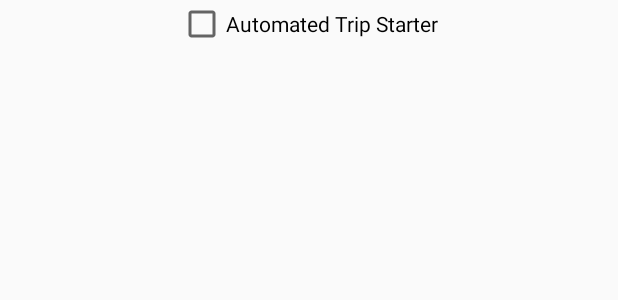
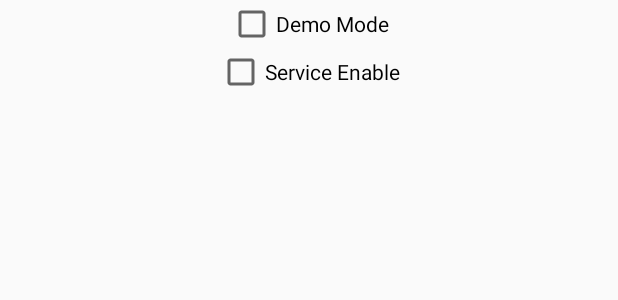
Before and after one commit to gw-sd-2016/EcoFriendly, an Android app: the layout settings_activity.xml on its own in the app's theme, with its tools: preview values and no code run, on a phone screen of 412 x 824 dp. Shown: the top 300 px of the screen. Run offline under Robolectric (Android 15) with nearby library versions, the phone set to English and light mode, and no system bars.

Commit message:
updating the settings UI
made the settings a linear layout

```diff
--- a/EcoFriendlySD/Week2/app/src/main/java/tunca/tom/ecofriendlyapp/Trip.java
+++ b/EcoFriendlySD/Week2/app/src/main/java/tunca/tom/ecofriendlyapp/Trip.java
@@ -17,6 +17,7 @@ public class Trip {
     public static ArrayList<Trip> getTrips() {
         ArrayList<Trip> trips = new ArrayList<Trip>();
         trips.add(new Trip("11/2/2015", "7.5 Miles"));
+        trips.add(new Trip("11/2/2015", "7.5 Miles"));
         trips.add(new Trip("11/3/2015", "6.3 Miles"));
         trips.add(new Trip("11/4/2015", "7.6 Miles"));
         trips.add(new Trip("11/4/2015", "23.5 Miles"));
--- a/EcoFriendlySD/Week2/app/src/main/res/layout/settings_activity.xml
+++ b/EcoFriendlySD/Week2/app/src/main/res/layout/settings_activity.xml
@@ -1,13 +1,18 @@
 <?xml version="1.0" encoding="utf-8"?>
 <LinearLayout xmlns:android="http://schemas.android.com/apk/res/android"
-    android:orientation="vertical" android:layout_width="match_parent"
-    android:layout_height="match_parent">
-
-    <CheckBox
+    android:orientation="vertical"
+    android:layout_width="fill_parent"
+    android:layout_height="fill_parent">
+    <CheckBox android:id="@+id/checkbox_Demo_Mode"
         android:layout_width="wrap_content"
         android:layout_height="wrap_content"
-        android:text="Automated Trip Starter"
-        android:id="@+id/checkBox"
-        android:layout_gravity="center_horizontal"
-        android:checked="false" />
+        android:text="Demo Mode"
+        android:onClick="onCheckboxClicked"
+        android:layout_gravity="center_horizontal" />
+    <CheckBox android:id="@+id/checkbox_Service_Enable"
+        android:layout_width="wrap_content"
+        android:layout_height="wrap_content"
+        android:text="Service Enable"
+        android:onClick="onCheckboxClicked"
+        android:layout_gravity="center_horizontal" />
 </LinearLayout>
```
Also changed, not shown: EcoFriendlySD/Week2/app/src/main/java/tunca/tom/ecofriendlyapp/SettingsActivity.java (+29 -0 lines).
